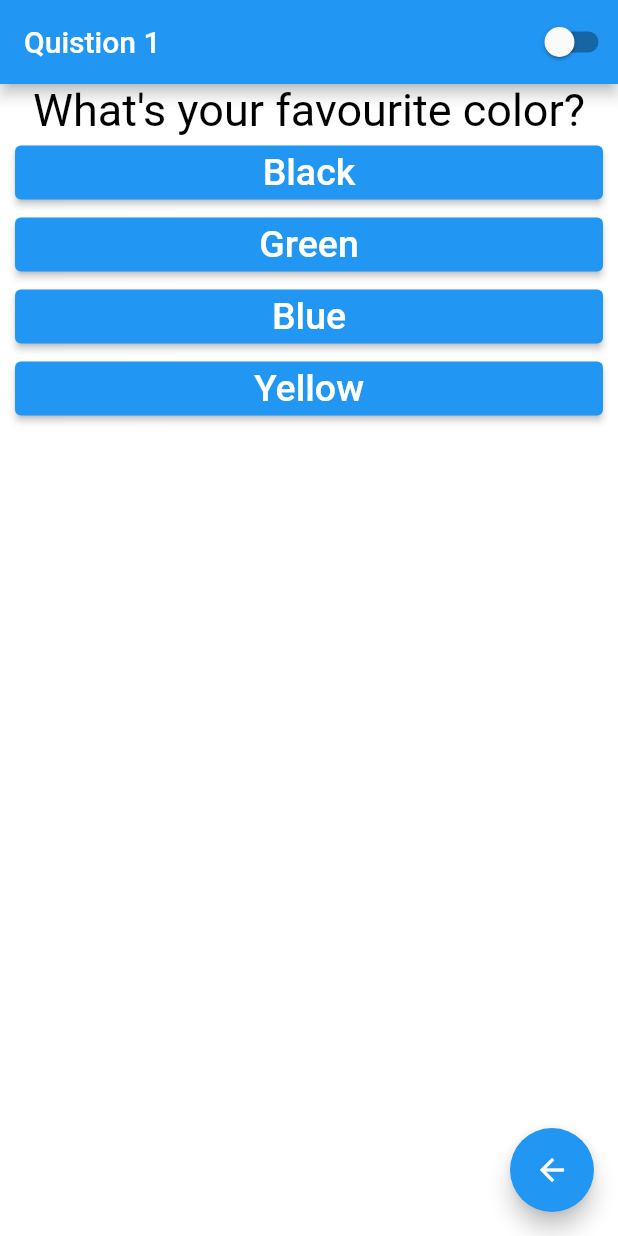
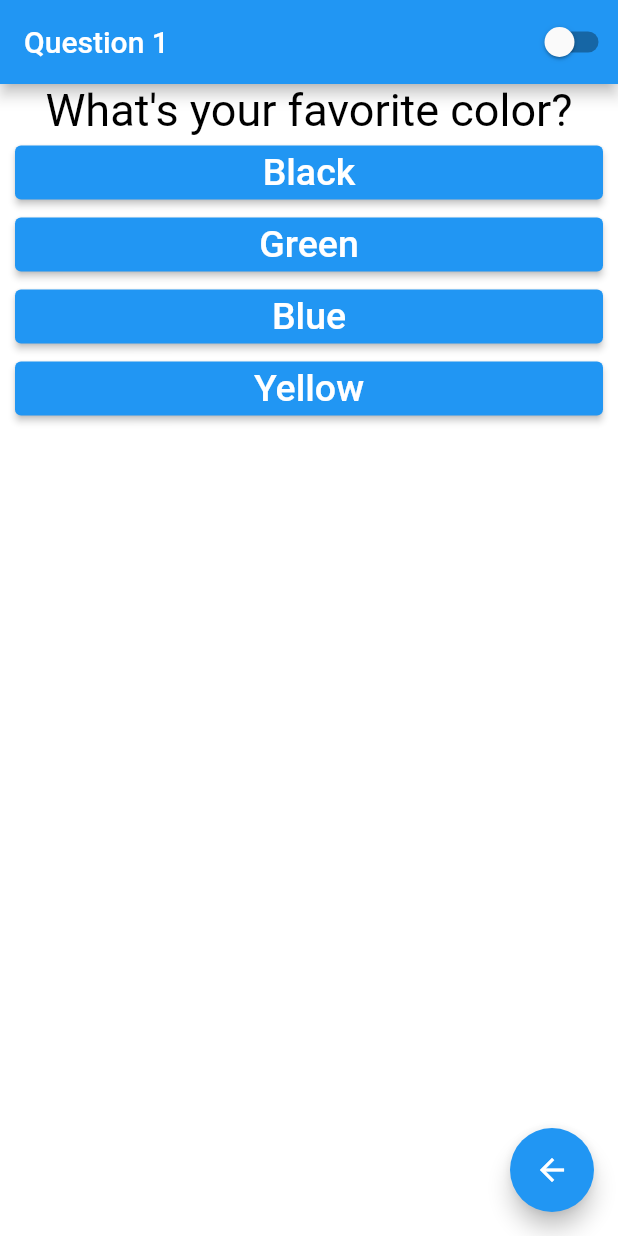
Before and after one commit to ziadHesham1/quiz-app-flutter-mobile-application, a Flutter app: the screen it shows after launch, on a phone screen of 412 x 824 dp. Run offline on Flutter 3.47's test engine with Material 2 defaults, Android fonts, the light colour scheme and no system bars.

Commit message:
bug fixes

```diff
--- a/lib/mainscreen.dart
+++ b/lib/mainscreen.dart
@@ -65,7 +65,7 @@
 
   final List<Map<String, Object>> questions = [
     {
-      'questionText': 'What\'s your favourite color?',
+      'questionText': 'What\'s your favorite color?',
       'answers': [
         {'text': 'Black', 'score': 10},
         {'text': 'Green', 'score': 20},
@@ -74,7 +74,7 @@
       ]
     },
     {
-      'questionText': 'What\'s your favourite animal?',
+      'questionText': 'What\'s your favorite animal?',
       'answers': [
         {'text': 'Rabbit', 'score': 10},
         {'text': 'Tiger', 'score': 20},
@@ -83,7 +83,7 @@
       ]
     },
     {
-      'questionText': 'What\'s your favourite instructor?',
+      'questionText': 'What\'s your favorite instructor?',
       'answers': [
         {'text': 'Hassan', 'score': 10},
         {'text': 'Hassan', 'score': 20},
@@ -97,7 +97,7 @@
     return Scaffold(
       appBar: AppBar(
         title: questionIndex < questions.length
-            ? Text("Quistion ${questionIndex + 1}")
+            ? Text("Question ${questionIndex + 1}")
             : const Text("Result"),
         actions: [
           Switch(
```
